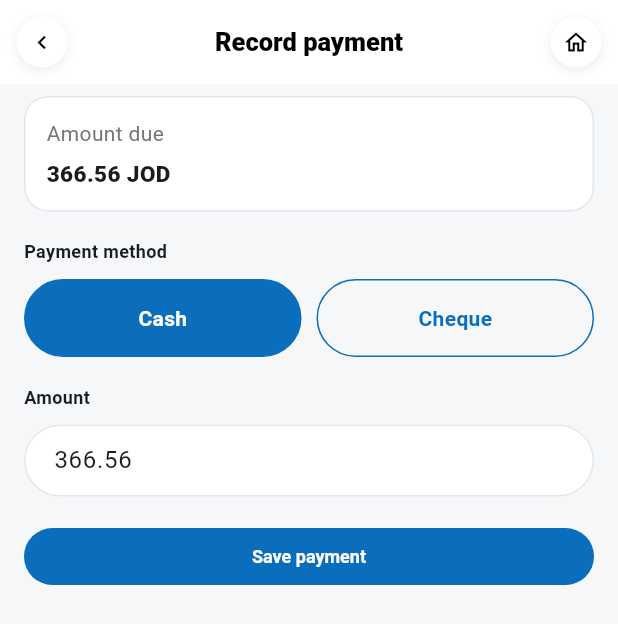
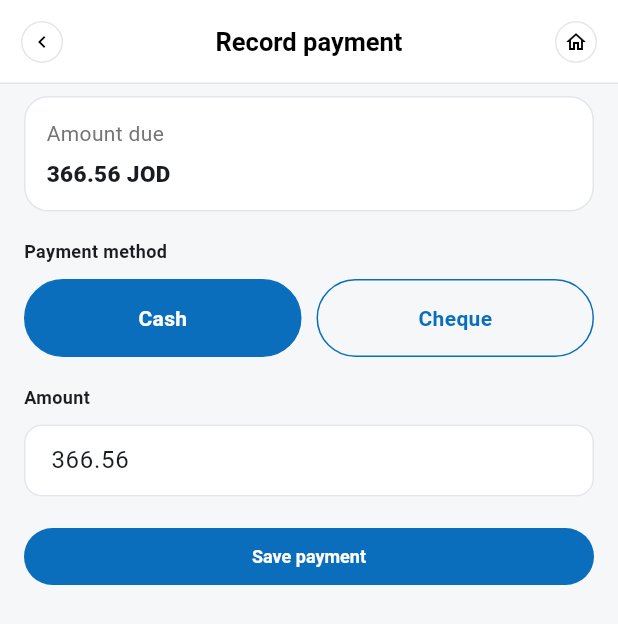
Before and after one commit to hamzatarakhan/sales-app, a Flutter app: the InvoiceDetailScreen screen opened directly with sample values from the repository, after a tap on "Record payment", on a phone screen of 412 x 824 dp. Shown: the top 624 px of the screen. Run offline on Flutter 3.47's test engine with Material 3 defaults, Android fonts, the phone set to English and light mode, and no system bars.

Commit message:
Revert header/search/chips to design-system.html spec
Last change matched a screenshot reference instead of the documented
design system, and drifted from three explicit rules:
- Headers: flat, bordered, no shadow (not a floating shadowed element)
- SearchBar (.m-search): 12px radius, 10px/14px padding (not a full pill)
- FilterChips (.m-chip): 8px vertical padding, weight 600 (not 10px/700)

Co-Authored-By: Claude Sonnet 5 <noreply@anthropic.com>

```diff
--- a/lib/widgets/common.dart
+++ b/lib/widgets/common.dart
@@ -51,21 +51,17 @@ class _RoundButton extends StatelessWidget {
           customBorder: const CircleBorder(),
           child: Center(
             child: Container(
-              width: 34,
-              height: 34,
+              width: 28,
+              height: 28,
               alignment: Alignment.center,
               decoration: BoxDecoration(
-                color: isDark ? AppColors.cardAltDark : Colors.white,
+                color: isDark ? Colors.white10 : Colors.white,
                 shape: BoxShape.circle,
-                boxShadow: [
-                  BoxShadow(
-                    color: isDark ? Colors.black.withOpacity(0.4) : Colors.black.withOpacity(0.08),
-                    blurRadius: 6,
-                    offset: const Offset(0, 2),
-                  ),
-                ],
+                // design-system.html #navigation: headers are flat with a
+                // border, never a floating/shadowed element.
+                border: Border.all(color: isDark ? AppColors.dividerDark : AppColors.divider),
               ),
-              child: Icon(icon, size: 18),
+              child: Icon(icon, size: 16),
             ),
           ),
         ),
@@ -173,12 +169,13 @@ class AppChip extends StatelessWidget {
       onSelected: (_) => onTap(),
       showCheckmark: false,
       labelPadding: EdgeInsets.zero,
-      padding: const EdgeInsets.symmetric(horizontal: 16, vertical: 10),
+      // design-system.html .m-chip: padding 8px 16px, weight 600.
+      padding: const EdgeInsets.symmetric(horizontal: 16, vertical: 8),
       materialTapTargetSize: MaterialTapTargetSize.shrinkWrap,
       selectedColor: AppColors.primary,
       labelStyle: TextStyle(
         color: selected ? AppColors.onPrimary : (isDark ? Colors.white70 : AppColors.textMuted),
-        fontWeight: FontWeight.w700,
+        fontWeight: FontWeight.w600,
         fontSize: 13,
       ),
       backgroundColor: unselectedBg,
```
Also changed, not shown: lib/theme.dart (+9 -5 lines).
